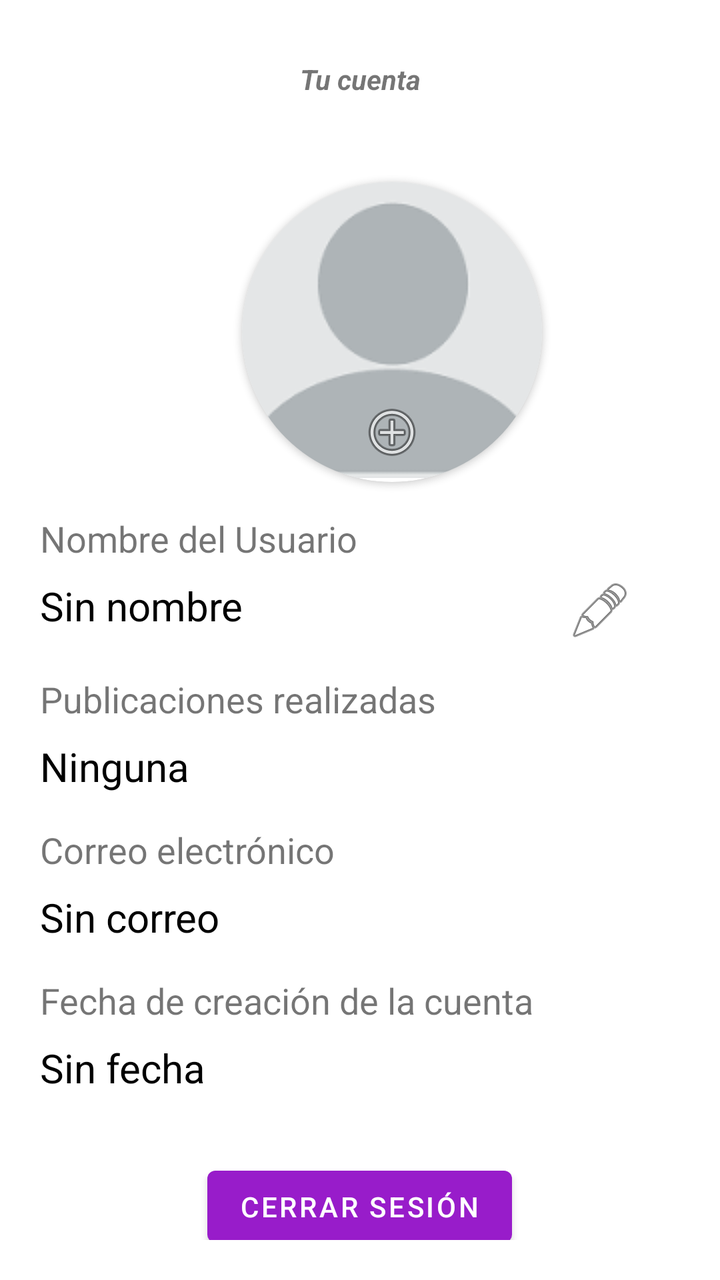
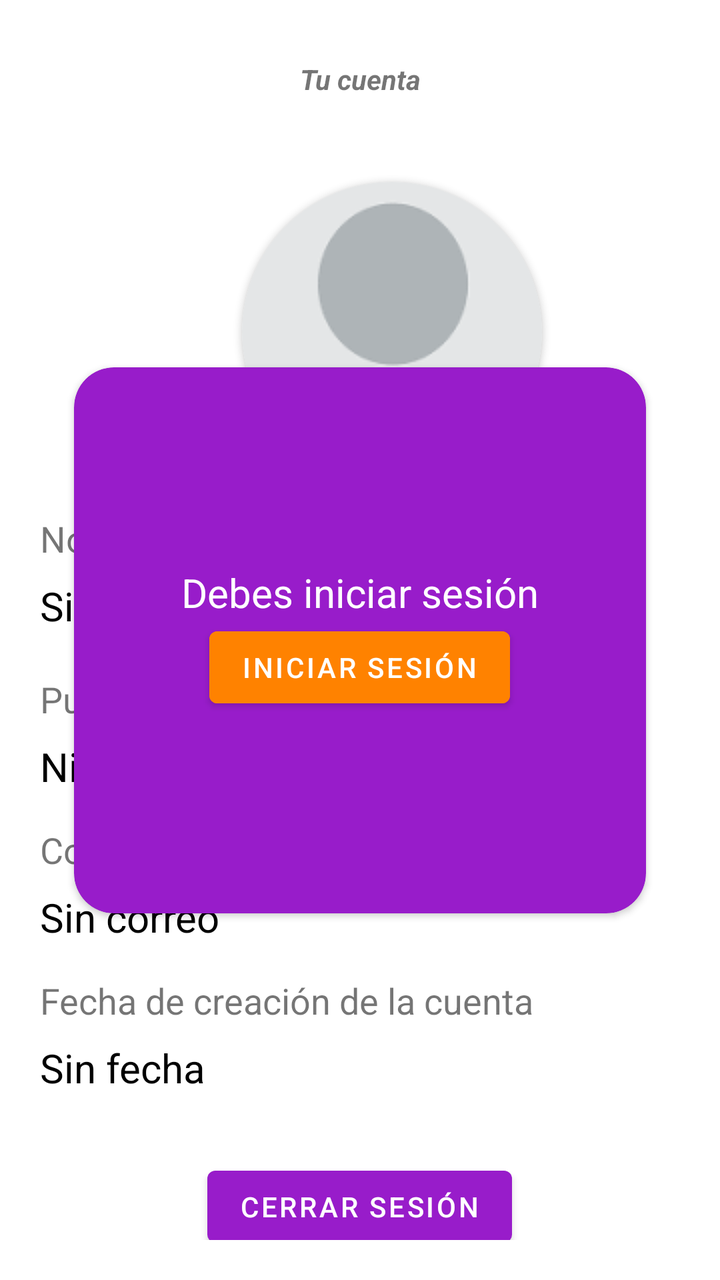

The first picture is an Android layout as it rendered before a commit; the second is the same layout after the commit. The layout source and the unified diff follow.
<!-- AndroidManifest.xml: fallback theme Theme.MaterialComponents.DayNight.NoActionBar -->
<!-- res/layout/fragment_account.xml -->
<?xml version="1.0" encoding="utf-8"?>
<ScrollView xmlns:android="http://schemas.android.com/apk/res/android"
    xmlns:app="http://schemas.android.com/apk/res-auto"
    android:layout_width="match_parent"
    android:layout_height="match_parent"
    android:padding="20dp"
    android:theme="@style/Theme.LosSantosSAMP">

    <LinearLayout
        android:layout_width="match_parent"
        android:layout_height="wrap_content"
        android:gravity="center"
        android:orientation="vertical">


        <TextView
            android:id="@+id/titulo_favorites"
            android:layout_width="match_parent"
            android:layout_height="wrap_content"
            android:layout_marginVertical="10dp"
            android:text="Tu cuenta"
            android:textAlignment="center"
            android:textStyle="bold|italic" />

        <androidx.cardview.widget.CardView
            android:id="@+id/contain_image"
            android:layout_width="150dp"
            android:layout_height="150dp"
            android:layout_marginStart="16dp"
            android:layout_marginTop="32dp"
            app:cardCornerRadius="75dp"
            app:layout_constraintEnd_toEndOf="parent"
            app:layout_constraintStart_toStartOf="parent"
            app:layout_constraintTop_toTopOf="parent">

            <ImageButton
                android:id="@+id/btnProfileImage"
                android:layout_width="50dp"
                android:layout_height="50dp"
                android:layout_gravity="center|bottom"
                android:background="@color/transparente"
                android:elevation="5dp"
                android:src="@android:drawable/ic_menu_add" />

            
            <ImageView
                android:id="@+id/imageViewFotoPerfil"
                android:layout_width="wrap_content"
                android:layout_height="wrap_content"
                android:layout_weight="1"
                android:clickable="true"
                android:focusable="true"
                android:foreground="?attr/selectableItemBackgroundBorderless"
                android:scaleType="center"
                android:src="@drawable/predet_image" />
        </androidx.cardview.widget.CardView>

        <LinearLayout
            android:id="@+id/contain_nombre"
            android:layout_width="match_parent"
            android:layout_height="wrap_content"
            android:orientation="vertical"
            app:layout_constraintStart_toStartOf="parent"
            app:layout_constraintTop_toBottomOf="@+id/contain_image">
            
            <TextView
                android:layout_width="match_parent"
                android:layout_height="wrap_content"
                android:layout_marginTop="16dp"
                android:text="Nombre del Usuario"
                android:textSize="18sp" />

            
            <LinearLayout
                android:id="@+id/tv_username"
                android:layout_width="match_parent"
                android:layout_height="wrap_content"
                android:layout_marginTop="8dp"
                android:orientation="horizontal">

                <TextView
                    android:id="@+id/NameUser"
                    android:layout_width="0dp"
                    android:layout_height="wrap_content"
                    android:layout_weight="3"
                    android:text="@string/no_name_user"
                    android:textColor="?attr/colorOnSecondary"
                    android:textSize="20sp" />

                <ImageButton
                    android:id="@+id/btn_edit_username"
                    android:layout_width="0dp"
                    android:layout_height="wrap_content"
                    android:layout_weight="1"
                    android:background="@color/transparente"
                    android:backgroundTint="#002AFF"
                    android:contentDescription="@string/editar_nombre_usuario_btn"
                    android:src="@android:drawable/ic_menu_edit" />
            </LinearLayout>

            <LinearLayout
                android:id="@+id/edt_username"
                android:layout_width="match_parent"
                android:layout_height="wrap_content"
                android:layout_marginTop="8dp"
                android:orientation="horizontal"
                android:visibility="gone">

                <EditText
                    android:id="@+id/edtNameUser"
                    android:layout_width="0dp"
                    android:layout_height="wrap_content"
                    android:layout_weight="3"
                    android:hint="Sin nombre"
                    android:maxLength="15"
                    android:maxLines="1"
                    android:textColor="?attr/colorOnSecondary"
                    android:textSize="20sp"
                    android:textStyle="bold" />

                <ImageButton
                    android:id="@+id/btn_save_username"
                    android:layout_width="0dp"
                    android:layout_height="wrap_content"
                    android:layout_weight="1"
                    android:background="@color/transparente"
                    android:clickable="false"
                    android:src="@android:drawable/ic_menu_save" />
            </LinearLayout>

            <TextView
                android:id="@+id/error_user_new_name"
                android:layout_width="match_parent"
                android:layout_height="wrap_content"
                android:text="@string/credenciales_incorrectas"
                android:textColor="?attr/colorOnSecondary"
                android:textSize="13sp"
                android:visibility="gone" />
        </LinearLayout>

        <LinearLayout
            android:id="@+id/contain_n_publicaciones"
            android:layout_width="match_parent"
            android:layout_height="wrap_content"
            android:orientation="vertical"
            app:layout_constraintStart_toStartOf="parent"
            app:layout_constraintTop_toBottomOf="@+id/contain_nombre">
            
            <TextView
                android:layout_width="match_parent"
                android:layout_height="wrap_content"
                android:layout_marginTop="16dp"
                android:text="Publicaciones realizadas"
                android:textSize="18sp" />

            
            <TextView
                android:id="@+id/NPublicaciones"
                android:layout_width="match_parent"
                android:layout_height="wrap_content"
                android:layout_marginTop="8dp"
                android:text="Ninguna"
                android:textColor="?attr/colorOnSecondary"
                android:textSize="20sp" />
        </LinearLayout>

        <LinearLayout
            android:id="@+id/contain_email"
            android:layout_width="match_parent"
            android:layout_height="wrap_content"
            android:orientation="vertical"
            app:layout_constraintStart_toStartOf="parent"
            app:layout_constraintTop_toBottomOf="@+id/contain_n_publicaciones">
            
            <TextView
                android:layout_width="match_parent"
                android:layout_height="wrap_content"
                android:layout_marginTop="16dp"
                android:text="Correo electrónico"
                android:textSize="18sp" />

            
            <TextView
                android:id="@+id/UserCorreo"
                android:layout_width="match_parent"
                android:layout_height="wrap_content"
                android:layout_marginTop="8dp"
                android:text="Sin correo"
                android:textColor="?attr/colorOnSecondary"
                android:textSize="20sp" />
        </LinearLayout>

        <LinearLayout
            android:id="@+id/contain_fecha_creacion"
            android:layout_width="match_parent"
            android:layout_height="wrap_content"
            android:orientation="vertical"
            app:layout_constraintStart_toStartOf="parent"
            app:layout_constraintTop_toBottomOf="@+id/contain_email">
            
            <TextView
                android:layout_width="match_parent"
                android:layout_height="wrap_content"
                android:layout_marginTop="16dp"
                android:text="Fecha de creación de la cuenta"
                android:textSize="18sp" />

            
            <TextView
                android:id="@+id/FechaCreacion"
                android:layout_width="match_parent"
                android:layout_height="wrap_content"
                android:layout_marginTop="8dp"
                android:text="Sin fecha"
                android:textColor="?attr/colorOnSecondary"
                android:textSize="20sp" />
        </LinearLayout>


        
        <Button
            android:id="@+id/buttonCerrarSesion"
            android:layout_width="wrap_content"
            android:layout_height="wrap_content"
            android:layout_marginTop="32dp"
            android:layout_weight="1"
            android:text="Cerrar Sesión"
            android:textColor="@color/white"
            app:layout_constraintBottom_toBottomOf="parent"
            app:layout_constraintEnd_toEndOf="parent"
            app:layout_constraintStart_toStartOf="parent"
            app:layout_constraintTop_toBottomOf="@+id/contain_fecha_creacion" />

        <ProgressBar
            android:id="@+id/progressBar2"
            style="?android:attr/progressBarStyle"
            android:layout_width="wrap_content"
            android:layout_height="wrap_content"
            android:indeterminateTint="@color/naranja_enfasis"
            android:visibility="gone"
            app:layout_constraintBottom_toTopOf="@+id/buttonCerrarSesion"
            app:layout_constraintEnd_toEndOf="@+id/buttonCerrarSesion"
            app:layout_constraintStart_toStartOf="@+id/buttonCerrarSesion"
            app:layout_constraintTop_toBottomOf="@+id/contain_fecha_creacion" />

    </LinearLayout>
</ScrollView>
<!-- resources referenced by this layout -->
<resources>
  <color name="naranja_enfasis">#FF8200</color>
  <color name="transparente">#00FFFFFF</color>
  <color name="white">#FFFFFFFF</color>
  <!-- drawable predet_image: png bitmap (drawable, 1271 bytes) -->
  <string name="credenciales_incorrectas">Usuario o contraseña incorrectos, verifica los campos.</string>
  <string name="editar_nombre_usuario_btn">Editar nombre usuario</string>
  <string name="no_name_user">Sin nombre</string>
  <style name="Theme.LosSantosSAMP" parent="Theme.MaterialComponents.DayNight.NoActionBar">
          
          <item name="colorPrimary">@color/morado_enfasis</item>
          <item name="colorPrimaryVariant">@color/naranja_enfasis</item>
          <item name="colorOnPrimary">@color/white</item>
          
          <item name="colorSecondary">@color/teal_200</item>
          <item name="colorSecondaryVariant">@color/teal_700</item>
          <item name="colorOnSecondary">@color/black</item>
          <item name="colorOnTertiaryContainer">@color/gris_shimer</item>
          
          <item name="android:statusBarColor">@color/black</item>
          
      </style>
  <color name="morado_enfasis">#981CCA</color>
  <color name="teal_200">#FF03DAC5</color>
  <color name="teal_700">#FF018786</color>
  <color name="black">#FF000000</color>
  <color name="gris_shimer">#969696</color>
</resources>

<!-- the commit's change to res/layout/fragment_account.xml (unified diff, before → after) -->
@@ -1,247 +1,294 @@
 <?xml version="1.0" encoding="utf-8"?>
-<ScrollView xmlns:android="http://schemas.android.com/apk/res/android"
+<androidx.constraintlayout.widget.ConstraintLayout xmlns:android="http://schemas.android.com/apk/res/android"
     xmlns:app="http://schemas.android.com/apk/res-auto"
+    xmlns:tools="http://schemas.android.com/tools"
     android:layout_width="match_parent"
-    android:layout_height="match_parent"
-    android:padding="20dp"
-    android:theme="@style/Theme.LosSantosSAMP">
-
-    <LinearLayout
+    android:layout_height="match_parent">
+
+    <androidx.cardview.widget.CardView
+        android:id="@+id/alertLogin"
+        android:layout_width="286dp"
+        android:layout_height="273dp"
+        android:backgroundTint="@color/morado_enfasis"
+        android:foregroundGravity="center"
+        android:orientation="vertical"
+        app:cardCornerRadius="20dp"
+        app:layout_constraintBottom_toBottomOf="parent"
+        app:layout_constraintEnd_toEndOf="parent"
+        app:layout_constraintStart_toStartOf="parent"
+        app:layout_constraintTop_toTopOf="parent">
+
+        <LinearLayout
+            android:layout_width="match_parent"
+            android:layout_height="match_parent"
+            android:gravity="center"
+            android:orientation="vertical">
+
+            <TextView
+                android:layout_width="wrap_content"
+                android:layout_height="wrap_content"
+                android:layout_gravity="center"
+                android:textColor="@color/white"
+                android:textSize="20sp"
+                android:text="Debes iniciar sesión" />
+
+            <Button
+                android:id="@+id/btnGoLogin"
+                android:layout_width="wrap_content"
+                android:layout_height="wrap_content"
+                android:layout_gravity="center"
+                android:backgroundTint="@color/naranja_enfasis"
+                android:text="Iniciar sesión" />
+        </LinearLayout>
+    </androidx.cardview.widget.CardView>
+
+    <ScrollView
+        android:id="@+id/container"
         android:layout_width="match_parent"
-        android:layout_height="wrap_content"
-        android:gravity="center"
-        android:orientation="vertical">
-
-
-        <TextView
-            android:id="@+id/titulo_favorites"
+        android:layout_height="match_parent"
+        android:padding="20dp"
+        android:theme="@style/Theme.LosSantosSAMP"
+        app:layout_constraintBottom_toBottomOf="parent"
+        app:layout_constraintEnd_toEndOf="parent"
+        app:layout_constraintStart_toStartOf="parent"
+        app:layout_constraintTop_toTopOf="parent">
+
+        <LinearLayout
+            android:id="@+id/linear"
             android:layout_width="match_parent"
             android:layout_height="wrap_content"
-            android:layout_marginVertical="10dp"
-            android:text="Tu cuenta"
-            android:textAlignment="center"
-            android:textStyle="bold|italic" />
-
-        <androidx.cardview.widget.CardView
-            android:id="@+id/contain_image"
-            android:layout_width="150dp"
-            android:layout_height="150dp"
-            android:layout_marginStart="16dp"
-            android:layout_marginTop="32dp"
-            app:cardCornerRadius="75dp"
-            app:layout_constraintEnd_toEndOf="parent"
-            app:layout_constraintStart_toStartOf="parent"
-            app:layout_constraintTop_toTopOf="parent">
-
-            <ImageButton
-                android:id="@+id/btnProfileImage"
-                android:layout_width="50dp"
-                android:layout_height="50dp"
-                android:layout_gravity="center|bottom"
-                android:background="@color/transparente"
-                android:elevation="5dp"
-                android:src="@android:drawable/ic_menu_add" />
+            android:gravity="center"
+            android:orientation="vertical">
+
+            <TextView
+                android:id="@+id/titulo_favorites"
+                android:layout_width="match_parent"
+                android:layout_height="wrap_content"
+                android:layout_marginVertical="10dp"
+                android:text="Tu cuenta"
+                android:textAlignment="center"
+                android:textStyle="bold|italic" />
+
+            <androidx.cardview.widget.CardView
+                android:id="@+id/contain_image"
+                android:layout_width="150dp"
+                android:layout_height="150dp"
+                android:layout_marginStart="16dp"
+                android:layout_marginTop="32dp"
+                app:cardCornerRadius="75dp"
+                app:layout_constraintEnd_toEndOf="parent"
+                app:layout_constraintStart_toStartOf="parent"
+                app:layout_constraintTop_toTopOf="parent">
+
+                <ImageButton
+                    android:id="@+id/btnProfileImage"
+                    android:layout_width="50dp"
+                    android:layout_height="50dp"
+                    android:layout_gravity="center|bottom"
+                    android:background="@color/transparente"
+                    android:elevation="5dp"
+                    android:src="@android:drawable/ic_menu_add" />
+
+                
+                <ImageView
+                    android:id="@+id/imageViewFotoPerfil"
+                    android:layout_width="wrap_content"
+                    android:layout_height="wrap_content"
+                    android:layout_weight="1"
+                    android:clickable="true"
+                    android:focusable="true"
+                    android:foreground="?attr/selectableItemBackgroundBorderless"
+                    android:scaleType="center"
+                    android:src="@drawable/predet_image" />
+            </androidx.cardview.widget.CardView>
+
+            <LinearLayout
+                android:id="@+id/contain_nombre"
+                android:layout_width="match_parent"
+                android:layout_height="wrap_content"
+                android:orientation="vertical"
+                app:layout_constraintStart_toStartOf="parent"
+                app:layout_constraintTop_toBottomOf="@+id/contain_image">
+                
+                <TextView
+                    android:layout_width="match_parent"
+                    android:layout_height="wrap_content"
+                    android:layout_marginTop="16dp"
+                    android:text="Nombre del Usuario"
+                    android:textSize="18sp" />
+
+                
+                <LinearLayout
+                    android:id="@+id/tv_username"
+                    android:layout_width="match_parent"
+                    android:layout_height="wrap_content"
+                    android:layout_marginTop="8dp"
+                    android:orientation="horizontal">
+
+                    <TextView
+                        android:id="@+id/NameUser"
+                        android:layout_width="0dp"
+                        android:layout_height="wrap_content"
+                        android:layout_weight="3"
+                        android:text="@string/no_name_user"
+                        android:textColor="?attr/colorOnSecondary"
+                        android:textSize="20sp" />
+
+                    <ImageButton
+                        android:id="@+id/btn_edit_username"
+                        android:layout_width="0dp"
+                        android:layout_height="wrap_content"
+                        android:layout_weight="1"
+                        android:background="@color/transparente"
+                        android:backgroundTint="#002AFF"
+                        android:contentDescription="@string/editar_nombre_usuario_btn"
+                        android:src="@android:drawable/ic_menu_edit" />
+                </LinearLayout>
+
+                <LinearLayout
+                    android:id="@+id/edt_username"
+                    android:layout_width="match_parent"
+                    android:layout_height="wrap_content"
+                    android:layout_marginTop="8dp"
+                    android:orientation="horizontal"
+                    android:visibility="gone">
+
+                    <EditText
+                        android:id="@+id/edtNameUser"
+                        android:layout_width="0dp"
+                        android:layout_height="wrap_content"
+                        android:layout_weight="3"
+                        android:hint="Sin nombre"
+                        android:maxLength="15"
+                        android:maxLines="1"
+                        android:textColor="?attr/colorOnSecondary"
+                        android:textSize="20sp"
+                        android:textStyle="bold" />
+
+                    <ImageButton
+                        android:id="@+id/btn_save_username"
+                        android:layout_width="0dp"
+                        android:layout_height="wrap_content"
+                        android:layout_weight="1"
+                        android:background="@color/transparente"
+                        android:clickable="false"
+                        android:src="@android:drawable/ic_menu_save" />
+                </LinearLayout>
+
+                <TextView
+                    android:id="@+id/error_user_new_name"
+                    android:layout_width="match_parent"
+                    android:layout_height="wrap_content"
+                    android:text="@string/credenciales_incorrectas"
+                    android:textColor="?attr/colorOnSecondary"
+                    android:textSize="13sp"
+                    android:visibility="gone" />
+            </LinearLayout>
+
+            <LinearLayout
+                android:id="@+id/contain_n_publicaciones"
+                android:layout_width="match_parent"
+                android:layout_height="wrap_content"
+                android:orientation="vertical"
+                app:layout_constraintStart_toStartOf="parent"
+                app:layout_constraintTop_toBottomOf="@+id/contain_nombre">
+                
+                <TextView
+                    android:layout_width="match_parent"
+                    android:layout_height="wrap_content"
+                    android:layout_marginTop="16dp"
+                    android:text="Publicaciones realizadas"
+                    android:textSize="18sp" />
+
+                
+                <TextView
+                    android:id="@+id/NPublicaciones"
+                    android:layout_width="match_parent"
+                    android:layout_height="wrap_content"
+                    android:layout_marginTop="8dp"
+                    android:text="Ninguna"
+                    android:textColor="?attr/colorOnSecondary"
+                    android:textSize="20sp" />
+            </LinearLayout>
+
+            <LinearLayout
+                android:id="@+id/contain_email"
+                android:layout_width="match_parent"
+                android:layout_height="wrap_content"
+                android:orientation="vertical"
+                app:layout_constraintStart_toStartOf="parent"
+                app:layout_constraintTop_toBottomOf="@+id/contain_n_publicaciones">
+                
+                <TextView
+                    android:layout_width="match_parent"
+                    android:layout_height="wrap_content"
+                    android:layout_marginTop="16dp"
+                    android:text="Correo electrónico"
+                    android:textSize="18sp" />
+
+                
+                <TextView
+                    android:id="@+id/UserCorreo"
+                    android:layout_width="match_parent"
+                    android:layout_height="wrap_content"
+                    android:layout_marginTop="8dp"
+                    android:text="Sin correo"
+                    android:textColor="?attr/colorOnSecondary"
+                    android:textSize="20sp" />
+            </LinearLayout>
+
+            <LinearLayout
+                android:id="@+id/contain_fecha_creacion"
+                android:layout_width="match_parent"
+                android:layout_height="wrap_content"
+                android:orientation="vertical"
+                app:layout_constraintStart_toStartOf="parent"
+                app:layout_constraintTop_toBottomOf="@+id/contain_email">
+                
+                <TextView
+                    android:layout_width="match_parent"
+                    android:layout_height="wrap_content"
+                    android:layout_marginTop="16dp"
+                    android:text="Fecha de creación de la cuenta"
+                    android:textSize="18sp" />
+
+                
+                <TextView
+                    android:id="@+id/FechaCreacion"
+                    android:layout_width="match_parent"
+                    android:layout_height="wrap_content"
+                    android:layout_marginTop="8dp"
+                    android:text="Sin fecha"
+                    android:textColor="?attr/colorOnSecondary"
+                    android:textSize="20sp" />
+            </LinearLayout>
+
 
             
-            <ImageView
-                android:id="@+id/imageViewFotoPerfil"
-                android:layout_width="wrap_content"
-                android:layout_height="wrap_content"
+            <Button
+                android:id="@+id/buttonCerrarSesion"
+                android:layout_width="wrap_content"
+                android:layout_height="wrap_content"
+                android:layout_marginTop="32dp"
                 android:layout_weight="1"
-                android:clickable="true"
-                android:focusable="true"
-                android:foreground="?attr/selectableItemBackgroundBorderless"
-                android:scaleType="center"
-                android:src="@drawable/predet_image" />
-        </androidx.cardview.widget.CardView>
-
-        <LinearLayout
-            android:id="@+id/contain_nombre"
-            android:layout_width="match_parent"
-            android:layout_height="wrap_content"
-            android:orientation="vertical"
-            app:layout_constraintStart_toStartOf="parent"
-            app:layout_constraintTop_toBottomOf="@+id/contain_image">
-            
-            <TextView
-                android:layout_width="match_parent"
-                android:layout_height="wrap_content"
-                android:layout_marginTop="16dp"
-                android:text="Nombre del Usuario"
-                android:textSize="18sp" />
-
-            
-            <LinearLayout
-                android:id="@+id/tv_username"
-                android:layout_width="match_parent"
-                android:layout_height="wrap_content"
-                android:layout_marginTop="8dp"
-                android:orientation="horizontal">
-
-                <TextView
-                    android:id="@+id/NameUser"
-                    android:layout_width="0dp"
-                    android:layout_height="wrap_content"
-                    android:layout_weight="3"
-                    android:text="@string/no_name_user"
-                    android:textColor="?attr/colorOnSecondary"
-                    android:textSize="20sp" />
-
-                <ImageButton
-                    android:id="@+id/btn_edit_username"
-                    android:layout_width="0dp"
-                    android:layout_height="wrap_content"
-                    android:layout_weight="1"
-                    android:background="@color/transparente"
-                    android:backgroundTint="#002AFF"
-                    android:contentDescription="@string/editar_nombre_usuario_btn"
-                    android:src="@android:drawable/ic_menu_edit" />
-            </LinearLayout>
-
-            <LinearLayout
-                android:id="@+id/edt_username"
-                android:layout_width="match_parent"
-                android:layout_height="wrap_content"
-                android:layout_marginTop="8dp"
-                android:orientation="horizontal"
-                android:visibility="gone">
-
-                <EditText
-                    android:id="@+id/edtNameUser"
-                    android:layout_width="0dp"
-                    android:layout_height="wrap_content"
-                    android:layout_weight="3"
-                    android:hint="Sin nombre"
-                    android:maxLength="15"
-                    android:maxLines="1"
-                    android:textColor="?attr/colorOnSecondary"
-                    android:textSize="20sp"
-                    android:textStyle="bold" />
-
-                <ImageButton
-                    android:id="@+id/btn_save_username"
-                    android:layout_width="0dp"
-                    android:layout_height="wrap_content"
-                    android:layout_weight="1"
-                    android:background="@color/transparente"
-                    android:clickable="false"
-                    android:src="@android:drawable/ic_menu_save" />
-            </LinearLayout>
-
-            <TextView
-                android:id="@+id/error_user_new_name"
-                android:layout_width="match_parent"
-                android:layout_height="wrap_content"
-                android:text="@string/credenciales_incorrectas"
-                android:textColor="?attr/colorOnSecondary"
-                android:textSize="13sp"
-                android:visibility="gone" />
+                android:text="Cerrar Sesión"
+                android:textColor="@color/white"
+                app:layout_constraintBottom_toBottomOf="parent"
+                app:layout_constraintEnd_toEndOf="parent"
+                app:layout_constraintStart_toStartOf="parent"
+                app:layout_constraintTop_toBottomOf="@+id/contain_fecha_creacion" />
+
+            <ProgressBar
+                android:id="@+id/progressBar2"
+                style="?android:attr/progressBarStyle"
+                android:layout_width="wrap_content"
+                android:layout_height="wrap_content"
+                android:indeterminateTint="@color/naranja_enfasis"
+                android:visibility="gone"
+                app:layout_constraintBottom_toTopOf="@+id/buttonCerrarSesion"
+                app:layout_constraintEnd_toEndOf="@+id/buttonCerrarSesion"
+                app:layout_constraintStart_toStartOf="@+id/buttonCerrarSesion"
+                app:layout_constraintTop_toBottomOf="@+id/contain_fecha_creacion" />
         </LinearLayout>
-
-        <LinearLayout
-            android:id="@+id/contain_n_publicaciones"
-            android:layout_width="match_parent"
-            android:layout_height="wrap_content"
-            android:orientation="vertical"
-            app:layout_constraintStart_toStartOf="parent"
-            app:layout_constraintTop_toBottomOf="@+id/contain_nombre">
-            
-            <TextView
-                android:layout_width="match_parent"
-                android:layout_height="wrap_content"
-                android:layout_marginTop="16dp"
-                android:text="Publicaciones realizadas"
-                android:textSize="18sp" />
-
-            
-            <TextView
-                android:id="@+id/NPublicaciones"
-                android:layout_width="match_parent"
-                android:layout_height="wrap_content"
-                android:layout_marginTop="8dp"
-                android:text="Ninguna"
-                android:textColor="?attr/colorOnSecondary"
-                android:textSize="20sp" />
-        </LinearLayout>
-
-        <LinearLayout
-            android:id="@+id/contain_email"
-            android:layout_width="match_parent"
-            android:layout_height="wrap_content"
-            android:orientation="vertical"
-            app:layout_constraintStart_toStartOf="parent"
-            app:layout_constraintTop_toBottomOf="@+id/contain_n_publicaciones">
-            
-            <TextView
-                android:layout_width="match_parent"
-                android:layout_height="wrap_content"
-                android:layout_marginTop="16dp"
-                android:text="Correo electrónico"
-                android:textSize="18sp" />
-
-            
-            <TextView
-                android:id="@+id/UserCorreo"
-                android:layout_width="match_parent"
-                android:layout_height="wrap_content"
-                android:layout_marginTop="8dp"
-                android:text="Sin correo"
-                android:textColor="?attr/colorOnSecondary"
-                android:textSize="20sp" />
-        </LinearLayout>
-
-        <LinearLayout
-            android:id="@+id/contain_fecha_creacion"
-            android:layout_width="match_parent"
-            android:layout_height="wrap_content"
-            android:orientation="vertical"
-            app:layout_constraintStart_toStartOf="parent"
-            app:layout_constraintTop_toBottomOf="@+id/contain_email">
-            
-            <TextView
-                android:layout_width="match_parent"
-                android:layout_height="wrap_content"
-                android:layout_marginTop="16dp"
-                android:text="Fecha de creación de la cuenta"
-                android:textSize="18sp" />
-
-            
-            <TextView
-                android:id="@+id/FechaCreacion"
-                android:layout_width="match_parent"
-                android:layout_height="wrap_content"
-                android:layout_marginTop="8dp"
-                android:text="Sin fecha"
-                android:textColor="?attr/colorOnSecondary"
-                android:textSize="20sp" />
-        </LinearLayout>
-
-
-        
-        <Button
-            android:id="@+id/buttonCerrarSesion"
-            android:layout_width="wrap_content"
-            android:layout_height="wrap_content"
-            android:layout_marginTop="32dp"
-            android:layout_weight="1"
-            android:text="Cerrar Sesión"
-            android:textColor="@color/white"
-            app:layout_constraintBottom_toBottomOf="parent"
-            app:layout_constraintEnd_toEndOf="parent"
-            app:layout_constraintStart_toStartOf="parent"
-            app:layout_constraintTop_toBottomOf="@+id/contain_fecha_creacion" />
-
-        <ProgressBar
-            android:id="@+id/progressBar2"
-            style="?android:attr/progressBarStyle"
-            android:layout_width="wrap_content"
-            android:layout_height="wrap_content"
-            android:indeterminateTint="@color/naranja_enfasis"
-            android:visibility="gone"
-            app:layout_constraintBottom_toTopOf="@+id/buttonCerrarSesion"
-            app:layout_constraintEnd_toEndOf="@+id/buttonCerrarSesion"
-            app:layout_constraintStart_toStartOf="@+id/buttonCerrarSesion"
-            app:layout_constraintTop_toBottomOf="@+id/contain_fecha_creacion" />
-
-    </LinearLayout>
-</ScrollView>
+    </ScrollView>
+</androidx.constraintlayout.widget.ConstraintLayout>
